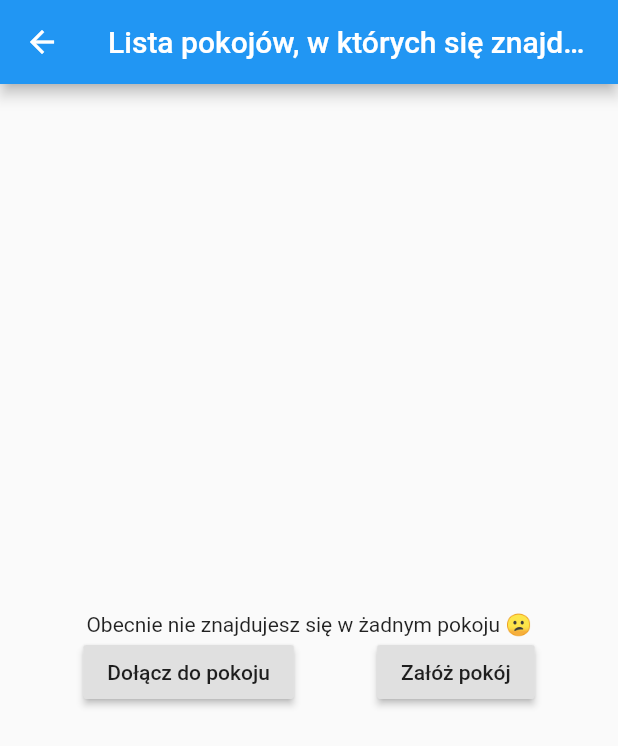
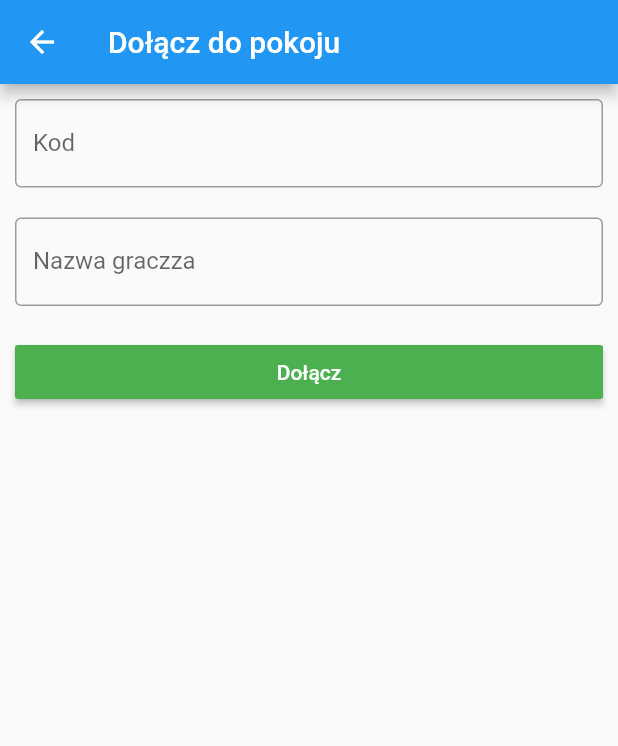
Before and after one commit to Domnyk/auster, a Flutter app: the RoomList screen opened directly, after a tap on "Dołącz do pokoju", on a phone screen of 412 x 824 dp. Shown: the top 746 px of the screen. Run offline on Flutter 3.47's test engine with Material 2 defaults, Android fonts, the phone set to English and light mode, and no system bars; our stand-ins replace graphql_flutter, numberpicker; network calls fail; statements that could not run were skipped.

Commit message:
[WIP] Join room
Create screen
Send GraphQL req
No handling for response

```diff
--- /dev/null
+++ b/zefir/lib/join_room.dart
@@ -0,0 +1,100 @@
+import 'package:flutter/material.dart';
+import 'package:flutter/widgets.dart';
+import 'package:zefir/services/eurus.dart';
+
+class JoinRoom extends StatefulWidget {
+  final Eurus eurus;
+
+  JoinRoom(this.eurus);
+
+  @override
+  _JoinRoomState createState() => _JoinRoomState(eurus: eurus);
+}
+
+class _JoinRoomState extends State<JoinRoom> {
+  final _formKey = GlobalKey<FormState>();
+  final _joinCodeController = TextEditingController();
+  final _playerNameField = TextEditingController();
+
+  Eurus _eurus;
+
+  _JoinRoomState({@required Eurus eurus}) {
+    this._eurus = eurus;
+  }
+
+  @override
+  Widget build(BuildContext context) {
+    return Scaffold(
+        appBar: AppBar(title: Text('Dołącz do pokoju')),
+        body: _buildForm(context, _formKey));
+  }
+
+  Form _buildForm(BuildContext context, GlobalKey<FormState> formKey) {
+    final widgestWithPaddings = [
+      _buildJoinCodeField(_joinCodeController),
+      _buildPlayerNameField(_playerNameField),
+      _buildSubmitButton(context)
+    ].map((w) => Padding(child: w, padding: EdgeInsets.all(10))).toList();
+
+    return Form(
+        key: formKey,
+        child: Column(
+          children: widgestWithPaddings,
+        ));
+  }
+
+  TextFormField _buildPlayerNameField(TextEditingController controller) {
+    final validator =
+        (String val) => val.isEmpty ? 'nazwa gracza nie może być pusta' : null;
+    final decoration = InputDecoration(
+        border: OutlineInputBorder(), labelText: 'Nazwa graczza');
+
+    return TextFormField(
+        validator: validator, decoration: decoration, controller: controller);
+  }
+
+  TextFormField _buildJoinCodeField(TextEditingController controller) {
+    final validator =
+        (String val) => val.isEmpty ? 'kod nie może być pusty' : null;
+    final decoration =
+        InputDecoration(border: OutlineInputBorder(), labelText: 'Kod');
+
+    return TextFormField(
+        validator: validator, decoration: decoration, controller: controller);
+  }
+
+  Widget _buildSubmitButton(BuildContext ctx) {
+    final button = RaisedButton(
+      child: Text('Dołącz'),
+      onPressed: () => joinRoom(ctx),
+      color: Colors.green,
+      textColor: Colors.white,
+    );
+
+    return SizedBox(
+      child: button,
+      width: double.infinity,
+    );
+  }
+
+  void joinRoom(BuildContext context) {
+    this
+        ._eurus
+        .joinRoom(
+            roomCode: _joinCodeController.value.text,
+            playerName: _playerNameField.value.text)
+        .then((bool hasJoined) => {
+              if (hasJoined == false)
+                {
+                  showDialog(
+                      context: context,
+                      builder: (BuildContext ctx) {
+                        return AlertDialog(
+                          title: Text("Alert Dialog"),
+                          content: Text("Dialog Content"),
+                        );
+                      })
+                }
+            });
+  }
+}
--- a/zefir/lib/room_list.dart
+++ b/zefir/lib/room_list.dart
@@ -1,6 +1,7 @@
 import 'package:flutter/cupertino.dart';
 import 'package:flutter/material.dart';
 import 'package:graphql_flutter/graphql_flutter.dart';
+import 'package:zefir/join_room.dart';
 import 'package:zefir/model/room.dart';
 import 'package:zefir/new_room.dart';
 import 'package:zefir/services/eurus.dart';
@@ -18,7 +19,7 @@ class _RoomListState extends State<RoomList> {
   _RoomListState() {
     rooms = new List();
     eurus = new Eurus(
-        graphQlEndpoint: new HttpLink(uri: 'http://localhost:8000/graphql'));
+        graphQlEndpoint: new HttpLink(uri: 'https://eurus-13.pl:8000/graphql'));
   }
 
   @override
@@ -59,7 +60,10 @@ class _RoomListState extends State<RoomList> {
         children: <Widget>[
           RaisedButton(
             child: Text('Dołącz do pokoju'),
-            onPressed: () => {},
+            onPressed: () => {
+              Navigator.push(context,
+                  MaterialPageRoute(builder: (context) => JoinRoom(eurus)))
+            },
           ),
           RaisedButton(
             child: Text('Załóż pokój'),
--- /dev/null
+++ b/zefir/lib/services/mutations.dart
@@ -0,0 +1,10 @@
+class Mutations {
+  static const String JOIN_ROOM = """
+  mutation joinRoomM(\$roomCode: String!, \$playerName: String!) {
+    joinRoom(roomCode:\$roomCode, playerName:\$playerName) {
+      name,
+      token
+    }
+  }
+  """;
+}
```
Also changed, not shown: zefir/lib/services/eurus.dart (+21 -0 lines).
